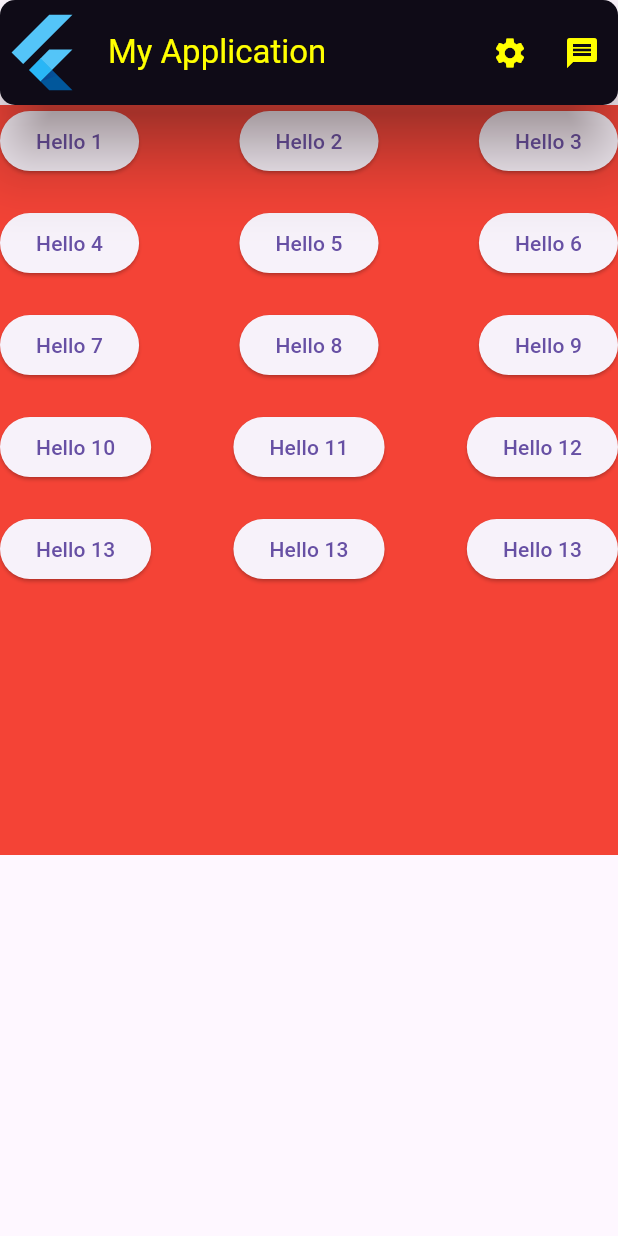
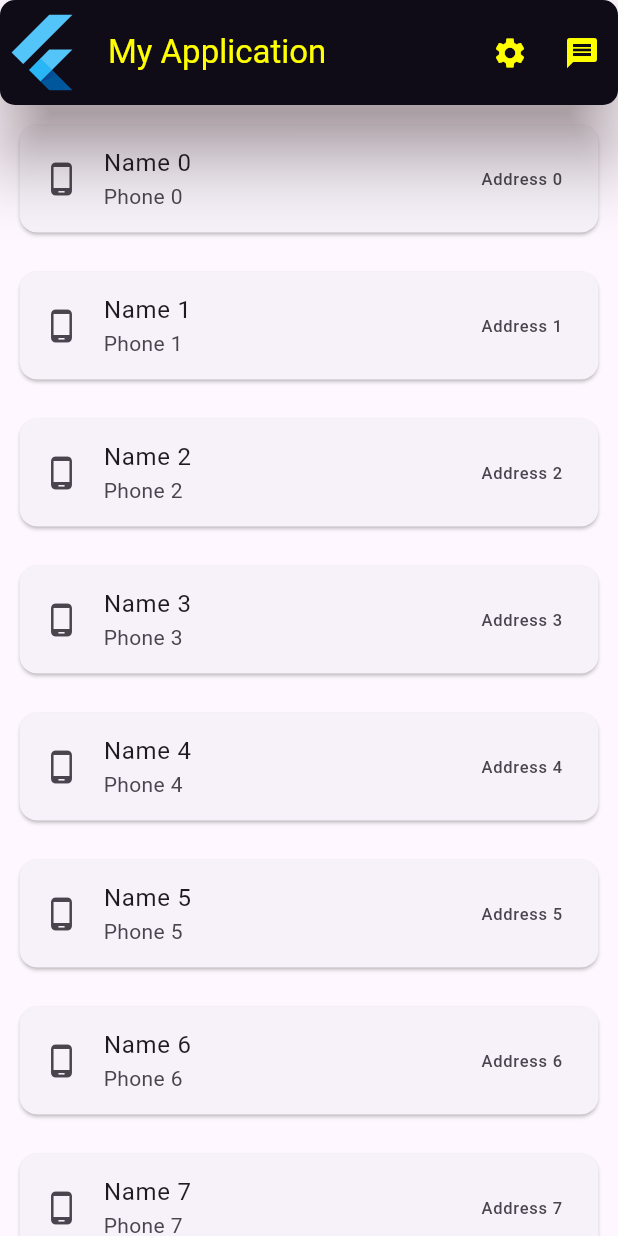
Before and after one commit to MyintThanTun/Ruby-Training, a Flutter app: the screen it shows after launch, on a phone screen of 412 x 824 dp. Run offline on Flutter 3.47's test engine with Material 3 defaults, Android fonts, the phone set to English and light mode, and no system bars; missing offline and left inert: dart:html; project files that could hold a hidden picture were left out.

Commit message:
ListView with contact exmaple

```diff
--- a/lib/main.dart
+++ b/lib/main.dart
@@ -3,17 +3,23 @@ import 'dart:html';
 import 'dart:typed_data';
 
 import 'package:flutter/material.dart';
+import 'package:flutter/rendering.dart';
 
 void main() {
   runApp(MaterialApp(
-    home: const MyApp(),
+    home: MyApp(),
     theme: ThemeData(primarySwatch: Colors.green),
     debugShowCheckedModeBanner: false,
   ));
 }
 
 class MyApp extends StatelessWidget {
-  const MyApp({super.key});
+  MyApp({super.key});
+
+  List<Contact> list = List.generate(50, (index) {
+    return Contact(
+        name: 'Name $index', phone: 'Phone $index', address: 'Address $index');
+  });
 
   @override
   Widget build(BuildContext context) {
@@ -48,34 +54,30 @@ class MyApp extends StatelessWidget {
           title: const Text('My Application'),
           centerTitle: false,
         ),
-        body: Container(
-          height: 500,
-          width: 500,
-          color: Colors.red,
-          child: Wrap(
-            direction: Axis.horizontal,
-            crossAxisAlignment: WrapCrossAlignment.center,
-            spacing: 20,
-            runSpacing: 20,
-            alignment: WrapAlignment.spaceBetween,
-            children: [
-              ElevatedButton(onPressed: () {}, child: const Text('Hello 1')),
-              ElevatedButton(onPressed: () {}, child: const Text('Hello 2')),
-              ElevatedButton(onPressed: () {}, child: const Text('Hello 3')),
-              ElevatedButton(onPressed: () {}, child: const Text('Hello 4')),
-              ElevatedButton(onPressed: () {}, child: const Text('Hello 5')),
-              ElevatedButton(onPressed: () {}, child: const Text('Hello 6')),
-              ElevatedButton(onPressed: () {}, child: const Text('Hello 7')),
-              ElevatedButton(onPressed: () {}, child: const Text('Hello 8')),
-              ElevatedButton(onPressed: () {}, child: const Text('Hello 9')),
-              ElevatedButton(onPressed: () {}, child: const Text('Hello 10')),
-              ElevatedButton(onPressed: () {}, child: const Text('Hello 11')),
-              ElevatedButton(onPressed: () {}, child: const Text('Hello 12')),
-              ElevatedButton(onPressed: () {}, child: const Text('Hello 13')),
-              ElevatedButton(onPressed: () {}, child: const Text('Hello 13')),
-              ElevatedButton(onPressed: () {}, child: const Text('Hello 13')),
-            ],
-          ),
+        body: ListView.builder(
+          itemCount: list.length,
+          itemBuilder: (context, position) {
+            return Padding(
+              padding: const EdgeInsets.all(5.0),
+              child: Card(
+                margin: const EdgeInsets.all(8),
+                child: ListTile(
+                  title: Text(list[position].name),
+                  subtitle: Text(list[position].phone),
+                  trailing: Text(list[position].address),
+                  leading: const Icon(Icons.phone_android),
+                ),
+              ),
+            );
+          },
         ));
   }
 }
+
+class Contact {
+  final String name;
+  final String phone;
+  final String address;
+
+  Contact({required this.name, required this.phone, required this.address});
+}
```
